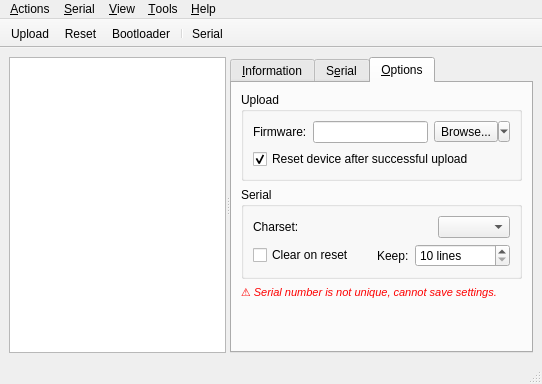
First picture: the form in src/tyqt/main_window.ui, repository Koromix/tytools, before the edit.
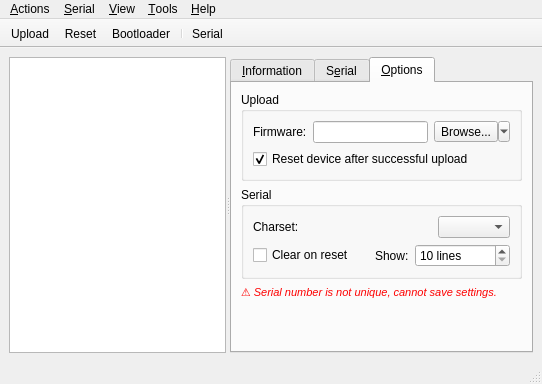
Second picture: the form after the edit. The open tabs and pages were chosen to show the change. Icons and pictures are not drawn. Custom widgets are drawn as their Qt base class.

Commit message: Change scrollback option label to 'Show:'

```diff
--- a/src/tyqt/main_window.ui
+++ b/src/tyqt/main_window.ui
@@ -383,7 +383,7 @@
               <item>
                <widget class="QLabel" name="label_8">
                 <property name="text">
-                 <string>Keep:</string>
+                 <string>Show:</string>
                 </property>
                </widget>
               </item>
```
